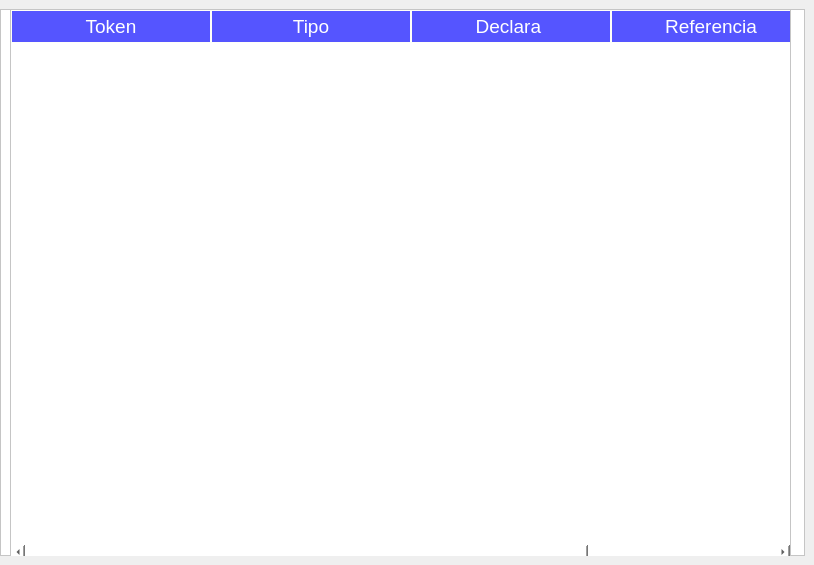
Before: the Qt Designer form ventanas/Ventana_token_dialog.ui in llamasdelacruz/Compilador, drawn with Qt 5.
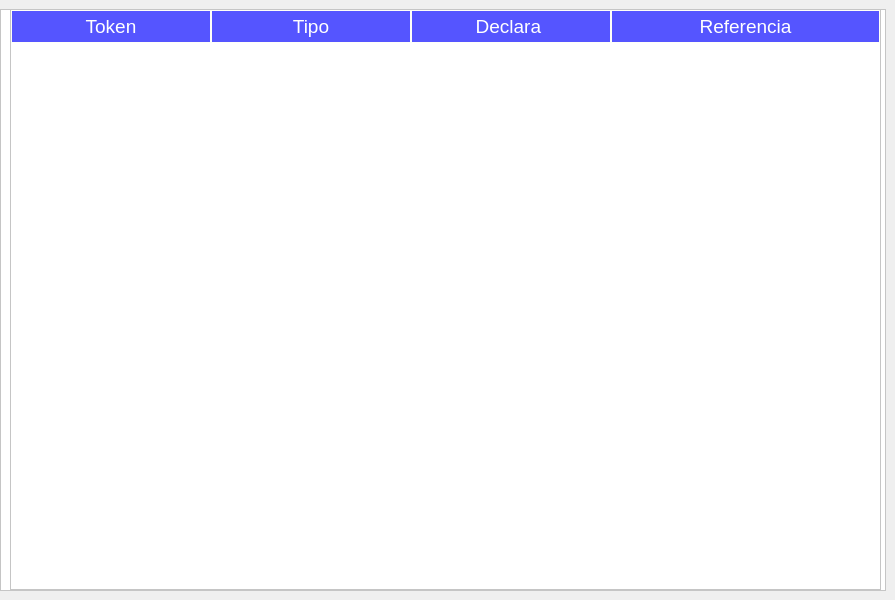
After: the same form once the commit is applied.

Commit message: modiificacion de lexico para que no cuente  ' ''m lo que hay dentro

The edit to the form file:
```diff
--- a/ventanas/Ventana_token_dialog.ui
+++ b/ventanas/Ventana_token_dialog.ui
@@ -6,8 +6,8 @@
    <rect>
     <x>0</x>
     <y>0</y>
-    <width>814</width>
-    <height>565</height>
+    <width>895</width>
+    <height>600</height>
    </rect>
   </property>
   <property name="windowTitle">
@@ -51,8 +51,8 @@
        <rect>
         <x>10</x>
         <y>0</y>
-        <width>781</width>
-        <height>551</height>
+        <width>871</width>
+        <height>581</height>
        </rect>
       </property>
       <property name="font">
```
The commit also changes 1 other file.
